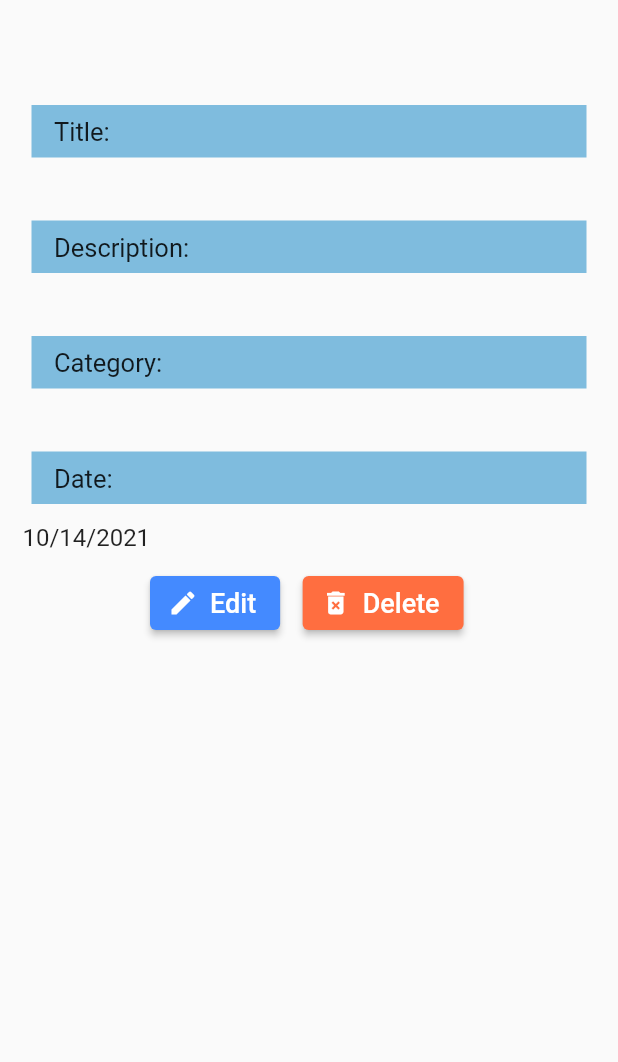
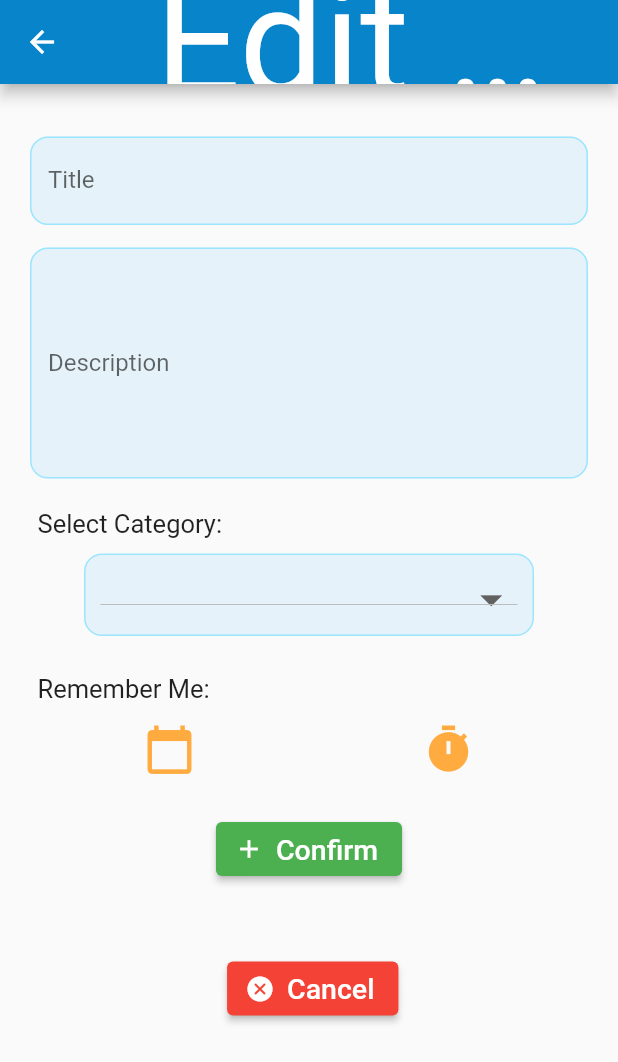
Before and after one commit to luisfdgois/AppAgenda, a Flutter app: the AnnotationDetails widget shown alone on an empty page, opened directly with empty values, after a tap on "Edit", on a phone screen of 412 x 824 dp. Shown: the top 1062 px of the screen. Run offline on Flutter 3.47's test engine with Material 2 defaults, Android fonts, the phone set to English and light mode, and no system bars; our stand-ins replace date_format, table_calendar.

Commit message:
Atualizando rotas e diretórios dos arquivos, e criando tela para editar uma Anotação

```diff
--- a/lib/data/DataBase.dart
+++ b/lib/data/DataBase.dart
@@ -2,7 +2,7 @@
 import 'package:projeto_agenda/models/Annotation.dart';
 
 final dummy_annotations = {
-  '1': Annotation(1, "Reunião de alinhamento sprint 1 Reunião de alinhamento sprint 1",
+  '1': Annotation(1, "Reunião de alinhamento sprint 1",
       "Reunião utilizada para debater mudanças solicitadas pelo cliente na regra de negócio.", "Meetings", DateTime.now(), false),
   '2': Annotation(2, "Reunião de alinhamento sprint 2",
       "Reunião utilizada para debater mudanças solicitadas pelo cliente na regra de negócio.", "Meetings", DateTime.now(), true),
@@ -21,13 +21,13 @@ final dummy_annotations = {
   '9': Annotation(9, "Reunião de alinhamento sprint 9",
       "Reunião utilizada para debater mudanças solicitadas pelo cliente na regra de negócio.", "Meetings", DateTime(2021, 10, 1), false),
   '10': Annotation(10, "Reunião de alinhamento sprint 10",
-      "Reunião utilizada para debater mudanças solicitadas pelo cliente na regra de negócio.", "Meetings", DateTime(2021, 10, 2), true),
+      "Reunião utilizada para debater mudanças solicitadas pelo cliente na regra de negócio.", "Meetings", DateTime(2021, 10, 4), true),
   '11': Annotation(11, "Reunião de alinhamento sprint 11",
-      "Reunião utilizada para debater mudanças solicitadas pelo cliente na regra de negócio.", "Meetings", DateTime(2021, 10, 2), false),
+      "Reunião utilizada para debater mudanças solicitadas pelo cliente na regra de negócio.", "Meetings", DateTime(2021, 10, 4), false),
   '12': Annotation(12, "Reunião de alinhamento sprint 12",
-      "Reunião utilizada para debater mudanças solicitadas pelo cliente na regra de negócio.", "Meetings", DateTime(2021, 10, 3), false),
+      "Reunião utilizada para debater mudanças solicitadas pelo cliente na regra de negócio.", "Meetings", DateTime(2021, 10, 5), false),
   '13': Annotation(13, "Reunião de alinhamento sprint 13",
-      "Reunião utilizada para debater mudanças solicitadas pelo cliente na regra de negócio.", "Meetings", DateTime(2021, 10, 3), false),
+      "Reunião utilizada para debater mudanças solicitadas pelo cliente na regra de negócio.", "Meetings", DateTime(2021, 10, 6), false),
   '14': Annotation(14, "Reunião de alinhamento sprint 14",
       "Reunião utilizada para debater mudanças solicitadas pelo cliente na regra de negócio.", "Meetings", DateTime(2021, 10, 6), false),
 };
--- /dev/null
+++ b/lib/routes/app_routes.dart
@@ -0,0 +1,8 @@
+class AppRoutes{
+  static const HOME = '/home';
+  static const ANNOTATION_CREATE = '/annotations/forms/annotation_create';
+  static const ANNOTATION_EDIT = '/annotations/forms/annotation_edit';
+  static const ANNOTATION_LIST = '/annotations/forms/annotations/list/annotation_list';
+  static const ANNOTATION_TILE = '/annotations/forms/annotations/list/annotation_tile';
+  static const ANNOTATION_DETAILS = '/annotations/forms/annotations/list/annotation_details';
+}
--- a/lib/views/annotations_forms/annotation_create.dart
+++ b/lib/views/annotations/forms/annotation_create.dart
@@ -26,7 +26,7 @@ class _AnnotationCreateState extends State<AnnotationCreate> {
   Widget build(BuildContext context) {
     return Scaffold(
         appBar: AppBar(
-            title: Text("Annotation", textAlign: TextAlign.center),
+            title: Text("New Annotation", textAlign: TextAlign.center),
             backgroundColor: Color(0xff0884CA),
             centerTitle: true,
             titleTextStyle: TextStyle(color: Colors.white, fontSize: 100)),
@@ -165,7 +165,6 @@ class _AnnotationCreateState extends State<AnnotationCreate> {
                                 child: ElevatedButton.icon(
                                     onPressed: () {
                                       _form.currentState?.save();
-
                                       Provider.of<AnnotationRepository>(context,
                                               listen: false)
                                           .add(Annotation(
--- /dev/null
+++ b/lib/views/annotations/forms/annotation_edit.dart
@@ -0,0 +1,254 @@
+import 'package:flutter/cupertino.dart';
+import 'package:flutter/material.dart';
+import 'package:projeto_agenda/data/AnnotationRepository.dart';
+import 'package:projeto_agenda/data/DataBase.dart';
+import 'package:projeto_agenda/models/Annotation.dart';
+import 'package:provider/provider.dart';
+
+class AnnotationEdit extends StatefulWidget {
+  const AnnotationEdit({Key? key}) : super(key: key);
+
+  @override
+  _AnnotationEditState createState() => _AnnotationEditState();
+}
+
+class _AnnotationEditState extends State<AnnotationEdit> {
+  final _form = GlobalKey<FormState>();
+  final Map<String, Object> _mapForm = {};
+
+  final _categories = {...dummy_categories}.values.toList();
+  String _chosenCategory = "Any";
+
+  DateTime? _selectedDate;
+  TimeOfDay? _selectedTime;
+
+  @override
+  Widget build(BuildContext context) {
+    final annotation = ModalRoute.of(context)!.settings.arguments as Annotation;
+
+    _chosenCategory = annotation.Category;
+    _selectedDate = annotation.Date;
+    _selectedTime = TimeOfDay.fromDateTime(annotation.Date);
+
+    return Scaffold(
+        appBar: AppBar(
+            title: Text("Edit Annotation", textAlign: TextAlign.center),
+            backgroundColor: Color(0xff0884CA),
+            centerTitle: true,
+            titleTextStyle: TextStyle(color: Colors.white, fontSize: 100)),
+        body: Padding(
+            padding: EdgeInsets.all(20),
+            child: Form(
+                key: _form,
+                child: ListView(children: [
+                  Padding(
+                      padding: EdgeInsets.only(top: 15),
+                      child: Container(
+                          width: 330,
+                          decoration: BoxDecoration(
+                              color: Color(0xffE6F2F9),
+                              borderRadius: BorderRadius.circular(12)),
+                          child: TextFormField(
+                            initialValue: annotation.Title,
+                            decoration: InputDecoration(
+                                labelText: 'Title',
+                                focusedBorder: OutlineInputBorder(
+                                    borderSide:
+                                    BorderSide(color: Color(0xff9CE5FF)),
+                                    borderRadius: BorderRadius.circular(12)),
+                                enabledBorder: OutlineInputBorder(
+                                    borderSide:
+                                    BorderSide(color: Color(0xff9CE5FF)),
+                                    borderRadius: BorderRadius.circular(12))),
+                            onSaved: (value) => _mapForm["title"] = value!,
+                          ))),
+                  Padding(
+                      padding: EdgeInsets.only(top: 15),
+                      child: Container(
+                          width: 330,
+                          decoration: BoxDecoration(
+                              color: Color(0xffE6F2F9),
+                              borderRadius: BorderRadius.circular(12)),
+                          child: TextFormField(
+                              initialValue: annotation.Description,
+                              keyboardType: TextInputType.multiline,
+                              maxLines: 6,
+                              decoration: InputDecoration(
+                                  labelText: 'Description',
+                                  focusedBorder: OutlineInputBorder(
+                                      borderSide:
+                                      BorderSide(color: Color(0xff9CE5FF)),
+                                      borderRadius: BorderRadius.circular(12)),
+                                  enabledBorder: OutlineInputBorder(
+                                      borderSide:
+                                      BorderSide(color: Color(0xff9CE5FF)),
+                                      borderRadius: BorderRadius.circular(12))),
+                              onSaved: (value) =>
+                              _mapForm["description"] = value!))),
+                  Padding(
+                      padding: EdgeInsets.only(top: 15),
+                      child: Column(
+                        children: [
+                          Container(
+                              alignment: Alignment.centerLeft,
+                              padding:
+                              EdgeInsets.only(top: 5, left: 5, bottom: 10),
+                              child: Text("Select Category:",
+                                  style: TextStyle(fontSize: 17))),
+                          Container(
+                              padding: EdgeInsets.symmetric(
+                                  vertical: 12, horizontal: 10),
+                              width: 300,
+                              height: 55,
+                              decoration: BoxDecoration(
+                                  color: Color(0xffE6F2F9),
+                                  borderRadius: BorderRadius.circular(12),
+                                  border: Border.all(
+                                      color: Color(0xff9CE5FF), width: 1)),
+                              child: DropdownButton(
+                                value: _chosenCategory,
+                                isExpanded: true,
+                                iconSize: 35,
+                                onChanged: (String? newChoice) => {
+                                  setState(() {
+                                    _chosenCategory = newChoice!;
+                                    _mapForm["title"] = _chosenCategory;
+                                  })
+                                },
+                                items: _categories
+                                    .map((String category) =>
+                                    DropdownMenuItem<String>(
+                                        value: category,
+                                        child: Text(category,
+                                            style:
+                                            TextStyle(fontSize: 16))))
+                                    .toList(),
+                              )),
+                        ],
+                      )),
+                  Padding(
+                      padding: EdgeInsets.only(top: 15),
+                      child: Column(
+                        children: [
+                          Container(
+                              alignment: Alignment.centerLeft,
+                              padding:
+                              EdgeInsets.only(top: 10, left: 5, bottom: 5),
+                              child: Text("Remember Me:",
+                                  style: TextStyle(fontSize: 17))),
+                          Container(
+                            child: Row(
+                              children: [
+                                Expanded(
+                                  flex: 2,
+                                  child: IconButton(
+                                      onPressed: () {
+                                        _selectDate(context);
+                                      },
+                                      icon: Icon(Icons.calendar_today,
+                                          color: Colors.orangeAccent,
+                                          size: 35)),
+                                ),
+                                Expanded(
+                                  flex: 2,
+                                  child: IconButton(
+                                      onPressed: () {
+                                        _selectTime(context);
+                                      },
+                                      icon: Icon(Icons.timer,
+                                          color: Colors.orangeAccent,
+                                          size: 35)),
+                                )
+                              ],
+                            ),
+                          )
+                        ],
+                      )),
+                  Container(
+                    child: Column(
+                      children: [
+                        Center(
+                            child: Container(
+                                padding: EdgeInsets.only(top: 20),
+                                child: ElevatedButton.icon(
+                                    onPressed: () {
+                                      _form.currentState?.save();
+                                      Provider.of<AnnotationRepository>(context,
+                                          listen: false)
+                                          .update(annotation.Id!, Annotation(
+                                          0,
+                                          _mapForm["title"]!.toString(),
+                                          _mapForm["description"]!
+                                              .toString(),
+                                          _chosenCategory,
+                                          _getDate(),
+                                          _isNotifiable()));
+                                      Navigator.of(context).pop();
+                                    },
+                                    icon: Icon(Icons.add, size: 20),
+                                    label: Text("Confirm",
+                                        style: TextStyle(fontSize: 19)),
+                                    style: ButtonStyle(
+                                        backgroundColor:
+                                        MaterialStateProperty.all(
+                                            Colors.green))))),
+                        Padding(
+                            padding: EdgeInsets.only(
+                                left: 10, top: 45, bottom: 10, right: 5),
+                            child: ElevatedButton.icon(
+                                onPressed: () {
+                                  Navigator.of(context).pop();
+                                },
+                                icon: Icon(
+                                  Icons.cancel_rounded,
+                                  size: 20,
+                                ),
+                                label: Text("Cancel",
+                                    style: TextStyle(fontSize: 19)),
+                                style: ButtonStyle(
+                                    backgroundColor:
+                                    MaterialStateProperty.all(Colors.red))))
+                      ],
+                    ),
+                  )
+                ]))));
+  }
+
+  void _selectDate(BuildContext context) async {
+    final DateTime? picked = await showDatePicker(
+        context: context,
+        initialDate: _selectedDate ?? DateTime.now(),
+        firstDate: DateTime(2000, 1, 1),
+        lastDate: DateTime(2030, 12, 31),
+        initialDatePickerMode: DatePickerMode.day);
+
+    if (picked != null)
+      setState(() {
+        _selectedDate = picked;
+      });
+  }
+
+  Future<Null> _selectTime(BuildContext context) async {
+    final TimeOfDay? picked = await showTimePicker(
+        context: context, initialTime: _selectedTime ?? TimeOfDay.now());
+
+    if (picked != null)
+      setState(() {
+        _selectedTime = picked;
+      });
+  }
+
+  DateTime _getDate() {
+    if (_selectedDate == null) return DateTime.now();
+
+    if (_selectedTime != null)
+      _selectedDate = DateTime(_selectedDate!.year, _selectedDate!.month,
+          _selectedDate!.day, _selectedDate!.hour, _selectedDate!.minute);
+
+    return _selectedDate!;
+  }
+
+  bool _isNotifiable() {
+    return _selectedTime != null;
+  }
+}
--- a/lib/views/annotations_listview/annotation_details.dart
+++ b/lib/views/annotations/list/annotation_details.dart
@@ -1,6 +1,9 @@
 import 'package:flutter/material.dart';
+import 'package:projeto_agenda/data/AnnotationRepository.dart';
 import 'package:projeto_agenda/models/Annotation.dart';
 import 'package:date_format/date_format.dart';
+import 'package:projeto_agenda/routes/app_routes.dart';
+import 'package:provider/provider.dart';
 
 class AnnotationDetails extends StatelessWidget {
   final Annotation annotation;
@@ -9,8 +12,8 @@ class AnnotationDetails extends StatelessWidget {
 
   @override
   Widget build(BuildContext context) {
+
     return ListView(
-
       children: [
         _buildPropertyAndValue("Title:", annotation.Title, 70),
         _buildPropertyAndValue("Description:", annotation.Description, 10),
@@ -20,13 +23,18 @@ class AnnotationDetails extends StatelessWidget {
         else
           _buildPropertyAndValue("Date:",
               formatDate(annotation.Date, ['mm', '/', 'dd', '/', 'yyyy']), 10),
-        _buttons()
+        Row(
+          children: [
+            _editButton(context, annotation),
+            _deleteButton(context)
+          ],
+        )
       ],
     );
   }
 
-  Widget _buildPropertyAndValue(
-      String propertyName, String value, double marginTop) {
+  Widget _buildPropertyAndValue(String propertyName, String value,
+      double marginTop) {
     return Column(children: [
       Container(
         color: Color(0xff7FBCDE),
@@ -84,22 +92,16 @@ class AnnotationDetails extends StatelessWidget {
     );
   }
 
-  Widget _buttons() {
-    return Row(
-      children: [
-        Padding(
-            padding: EdgeInsets.only(left: 100, top: 10, bottom: 10, right: 5),
-            child: ElevatedButton.icon(
-                onPressed: () => {},
-                icon: Icon(Icons.edit, size: 20),
-                label: Text("Edit", style: TextStyle(fontSize: 18)),
-                style: ButtonStyle(
-                    backgroundColor:
-                        MaterialStateProperty.all(Colors.blueAccent)))),
-        Padding(
+  Widget _deleteButton(BuildContext context) {
+    final AnnotationRepository _repository = Provider.of(context);
+
+    return Padding(
         padding: EdgeInsets.only(left: 10, top: 10, bottom: 10, right: 5),
         child: ElevatedButton.icon(
-                onPressed: () => {},
+            onPressed: () {
+              _repository.remove(annotation.Id!);
+              Navigator.of(context).pop();
+            },
             icon: Icon(
               Icons.delete_forever,
               size: 20,
@@ -107,8 +109,23 @@ class AnnotationDetails extends StatelessWidget {
             label: Text("Delete", style: TextStyle(fontSize: 18)),
             style: ButtonStyle(
                 backgroundColor:
-                        MaterialStateProperty.all(Colors.deepOrangeAccent))))
-      ],
+                MaterialStateProperty.all(Colors.deepOrangeAccent)))
     );
   }
+
+  Widget _editButton(BuildContext context, Annotation annotation) {
+    return Padding(
+        padding: EdgeInsets.only(left: 100, top: 10, bottom: 10, right: 5),
+        child: ElevatedButton.icon(
+            onPressed: () =>
+            {
+              Navigator.of(context).pushNamed(
+                  AppRoutes.ANNOTATION_EDIT, arguments: annotation)
+            },
+            icon: Icon(Icons.edit, size: 20),
+            label: Text("Edit", style: TextStyle(fontSize: 18)),
+            style: ButtonStyle(
+                backgroundColor:
+                MaterialStateProperty.all(Colors.blueAccent))));
   }
+}
--- a/lib/views/annotations_listview/annotation_tile.dart
+++ b/lib/views/annotations/list/annotation_tile.dart
@@ -3,7 +3,7 @@ import 'package:flutter/rendering.dart';
 import 'package:projeto_agenda/models/Annotation.dart';
 import 'package:flutter/material.dart';
 import 'package:date_format/date_format.dart';
-import 'package:projeto_agenda/views/annotations_listview/annotation_details.dart';
+import 'package:projeto_agenda/views/annotations/list/annotation_details.dart';
 
 class AnnotationTile extends StatelessWidget {
   final Annotation annotation;
@@ -12,6 +12,7 @@ class AnnotationTile extends StatelessWidget {
 
   @override
   Widget build(BuildContext context) {
+
     return Card(
         color: Color(0xff7FBCDE),
         child: ListTile(
@@ -52,7 +53,7 @@ class AnnotationTile extends StatelessWidget {
             Expanded(
                 flex: 5,
                 child: Text(formatDate(
-                    annotation.Date, ['dd', '/', 'mm', '/', 'yyyy']))),
+                    annotation.Date, ['mm', '/', 'dd', '/', 'yyyy']))),
             Expanded(flex: 5, child: Text(annotation.Category))
           ],
         ));
--- a/lib/views/annotations_listview/annotations_list.dart
+++ b/lib/views/annotations/list/annotations_list.dart
@@ -1,7 +1,7 @@
 import 'package:flutter/material.dart';
 import 'package:projeto_agenda/data/AnnotationRepository.dart';
 import 'package:projeto_agenda/data/query_filters/GetAnnotationsParam.dart';
-import 'package:projeto_agenda/views/annotations_listview/annotation_tile.dart';
+import 'package:projeto_agenda/views/annotations/list/annotation_tile.dart';
 import 'package:provider/provider.dart';
 
 class AnnotationList extends StatelessWidget {
--- a/lib/views/annotations_floating.dart
+++ b/lib/views/annotations_floating.dart
@@ -1,5 +1,5 @@
 import 'package:flutter/material.dart';
-import 'package:projeto_agenda/views/annotations_forms/annotation_create.dart';
+import 'package:projeto_agenda/routes/app_routes.dart';
 
 class AnnotationFloating extends StatelessWidget {
   @override
@@ -9,8 +9,7 @@ class AnnotationFloating extends StatelessWidget {
       foregroundColor: Colors.white,
       child: Icon(Icons.add),
       onPressed: () => {
-        Navigator.of(context)
-            .push(MaterialPageRoute(builder: (context) => AnnotationCreate()))
+        Navigator.of(context).pushNamed(AppRoutes.ANNOTATION_CREATE)
       },
     );
   }
--- a/lib/views/calendar/calendar_components.dart
+++ b/lib/views/calendar/calendar_components.dart
@@ -5,7 +5,7 @@ class CalendarComponents {
   var headerStyle = HeaderStyle(
     titleCentered: true,
     formatButtonVisible: false,
-    titleTextStyle: TextStyle(fontSize: 17, locale: Locale('pt', 'BR')),
+    titleTextStyle: TextStyle(fontSize: 17, locale: Locale('pt', 'BR'))
   );
 
   var calendarStyle = CalendarStyle(
```
Also changed, not shown: lib/data/AnnotationRepository.dart (+31 -10 lines), lib/home.dart (+9 -1 lines), lib/main.dart (+18 -3 lines). Lines whose indentation alone changed are shown as unchanged.
